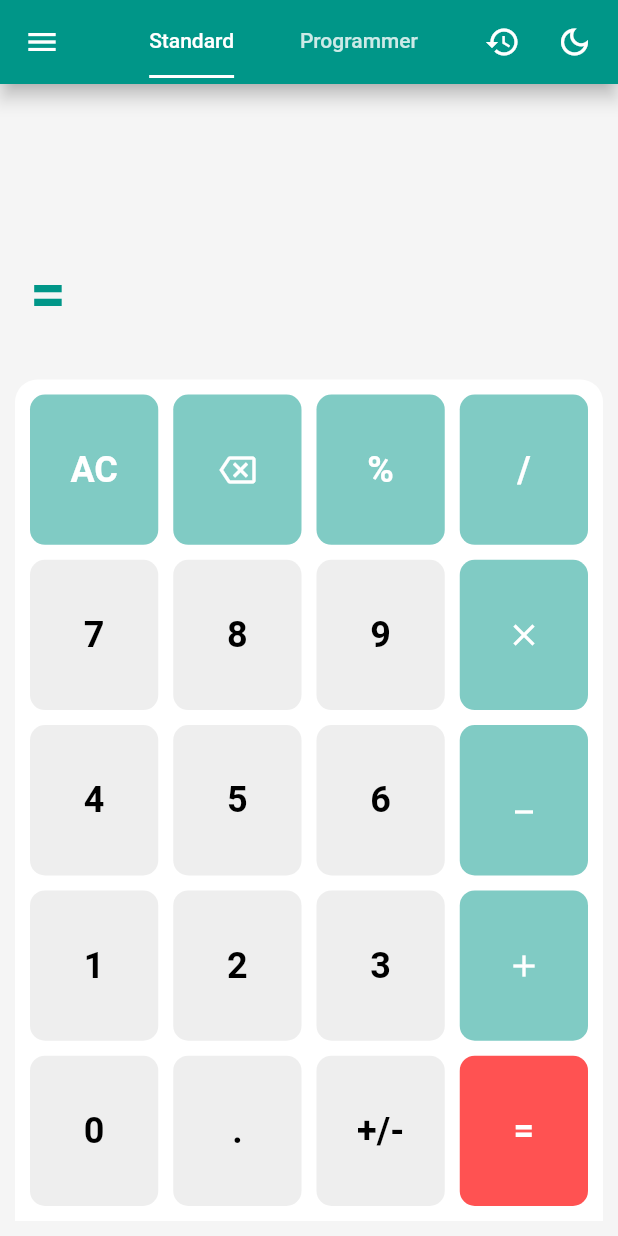
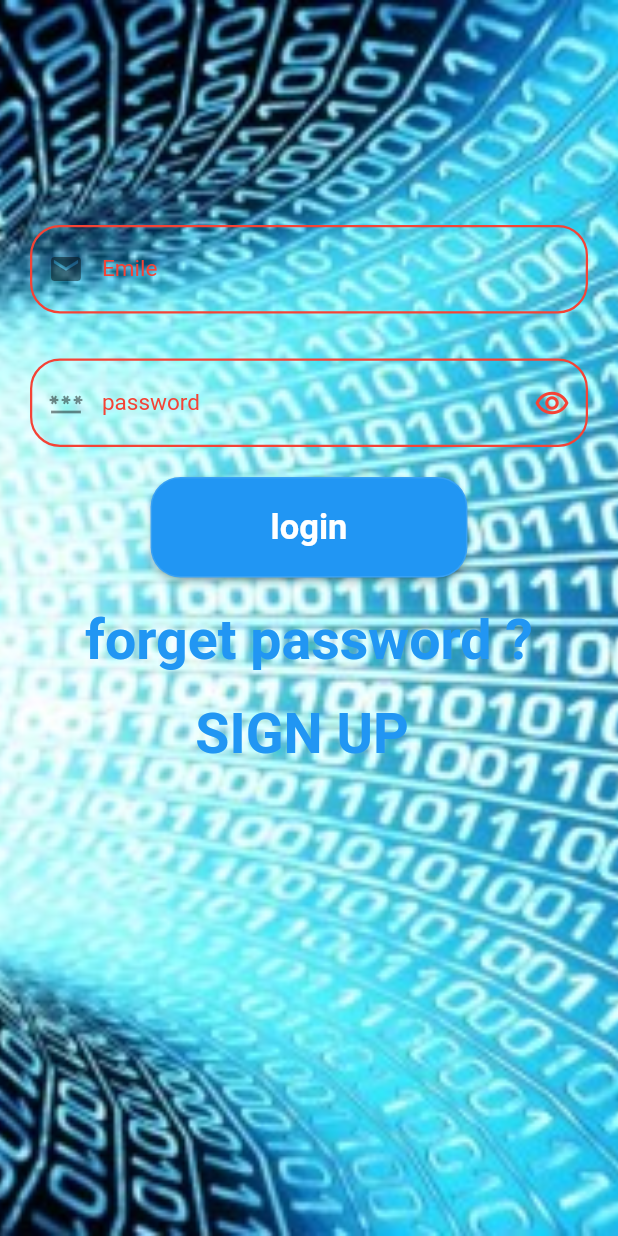
Before and after one commit to islamkhalid295/Graduation-Project, a Flutter app: the screen it shows after launch, on a phone screen of 412 x 824 dp. Run offline on Flutter 3.47's test engine with Material 2 defaults, Android fonts, the phone set to English and light mode, and no system bars; drawn by our look-alikes of modal_progress_hud_nsn; our stand-ins replace firebase_auth, firebase_core, math_expressions; missing offline and left inert: number_system; accounts and stored records are empty.

Commit message:
adding user authentication with firebase

```diff
--- /dev/null
+++ b/lib/Graduation-Project/loginScreen.dart
@@ -0,0 +1,233 @@
+//this screen for login user
+import 'package:calculator/Graduation-Project/signUn.dart';
+import 'package:flutter/material.dart';
+import 'package:firebase_auth/firebase_auth.dart';
+import 'package:calculator/Graduation-Project/home.dart';
+import 'package:modal_progress_hud_nsn/modal_progress_hud_nsn.dart';
+class loginScreen extends StatefulWidget {
+  const loginScreen({Key? key}) : super(key: key);
+
+  @override
+  State<loginScreen> createState() => _loginScreenState();
+}
+
+class _loginScreenState extends State<loginScreen> {
+   final _auth=FirebaseAuth.instance;
+   late String email;
+   late String sheckEmail;
+
+   late String password;
+   String sheckPassword="enter password";
+   bool showSpinner=false;
+   bool pass=true;
+
+   Icon ic=const Icon(Icons.remove_red_eye_outlined,color: Colors.red,);
+   final _formkey=GlobalKey<FormState>();
+
+  Widget build(BuildContext context) {
+    return Scaffold(
+        key: _formkey,
+      backgroundColor: Colors.white,
+        body: ModalProgressHUD(
+          inAsyncCall: showSpinner,
+          child: Container(
+            decoration: const BoxDecoration(
+                image: DecorationImage(
+                    image: AssetImage("assets/images/binary.jpg"),
+                    fit: BoxFit.cover)
+            ),
+            padding: const EdgeInsets.symmetric(horizontal: 20),
+            width: MediaQuery.of(context).size.width,
+            child: SingleChildScrollView(
+              child: Column(
+                children: <Widget>[
+                  const SizedBox(height: 150),
+
+                  TextFormField(
+                    //-----لجعل لوحه المفتيح مخصصه لادخال الايميل زياده
+                    keyboardType: TextInputType.emailAddress,
+//-----
+
+                  validator: (value) {
+                    if(value!.isEmpty|| !RegExp(r"^[a-zA-Z0-9.a-zA-Z0-9.!#$%&'*+-/=?^_`{|}~]+@[a-zA-Z0-9]+\.[a-zA-Z]+")
+                    .hasMatch(value!)){
+                      return "Enter correct Email";
+                    }
+                    else{
+                      return null;
+                    }
+
+                  },
+                    decoration: InputDecoration(
+                      hintText: 'enter your email ',
+                      labelText: "Emile",labelStyle: TextStyle(fontSize: 15,color: Colors.red),
+                      prefixIcon: Icon(Icons.email),
+                      enabledBorder: OutlineInputBorder(
+                          borderRadius: BorderRadius.circular(20),
+                          borderSide: BorderSide(color: Colors.red, width: 1.5)),
+                      //----------------------
+                      disabledBorder: OutlineInputBorder(
+                          borderRadius: BorderRadius.circular(20),
+                          borderSide: BorderSide(color: Colors.red, width: 1.5)),
+//------------------------
+                      focusedBorder: OutlineInputBorder(
+                          borderRadius: BorderRadius.circular(20),
+                          borderSide: BorderSide(color: Colors.red, width: 1.5)),
+                    ),
+                    onChanged: (Value){
+                      email=Value;
+
+                    },
+                  ),
+//--------password---------------------
+                  const SizedBox(height: 30),
+                  TextFormField(
+                    //لجعل الباسورد مخفي -----
+                    obscureText: pass,
+                    //----------------
+
+                     // validator: (value) => value.length< 6?'password must be larger than 6 characters':null,
+                      validator: (value) {
+                        if(value!.length<6){
+                          return 'password must be larger than 6 characters';
+                        }
+                        else{
+                          return null;
+                        }
+                      },
+                    decoration: InputDecoration(
+                      labelText: "password",labelStyle: TextStyle(fontSize: 15,color: Colors.red),
+                      hintText: sheckPassword,
+                      suffixIcon: IconButton(onPressed: (){setState(() {
+                        pass=!pass;
+                        if(pass==false){
+                          ic=const Icon(Icons.real_estate_agent_rounded,color: Colors.red,);
+                        }
+                        else{
+                          ic=const Icon(Icons.remove_red_eye_outlined,color: Colors.red);
+                        }
+                      });}, icon: ic),
+                      prefixIcon: const Icon(Icons.password),
+                      enabledBorder: OutlineInputBorder(
+                          borderRadius: BorderRadius.circular(20),
+                          borderSide: const BorderSide(color: Colors.red, width: 1.5)),
+                      //----------------------
+                      disabledBorder: OutlineInputBorder(
+                          borderRadius: BorderRadius.circular(20),
+                          borderSide: const BorderSide(color: Colors.red, width: 1.5)),
+//------------------------
+                      focusedBorder: OutlineInputBorder(
+                          borderRadius: BorderRadius.circular(20),
+                          borderSide: const BorderSide(color: Colors.red, width: 1.5)),
+                    ),
+                    onChanged: (value){
+                      password=value;
+                    },
+                  ),
+//---login------------------------
+                  const SizedBox( height: 20, ),
+                  MaterialButton(
+                      color: Colors.blue,
+                      padding: const EdgeInsets.symmetric(horizontal: 80, vertical: 20),
+                      child: const Text('login',
+                        style: TextStyle(
+                            color: Colors.white,
+                            fontSize: 23,
+                            fontWeight: FontWeight.bold),
+                      ),
+                      shape: OutlineInputBorder(
+                          borderRadius: BorderRadius.circular(20),
+                          borderSide: const BorderSide(color: Colors.white10, width: 1.0)),
+                      onPressed: () async {
+                   /*     if(_formkey.currentState!.validate()){
+                          print('------------------------------------');
+                        }else{
+                          print('******************************');
+                        }
+
+                    */
+
+
+
+
+                          setState(() {
+                            showSpinner = true;
+                          });
+
+                          try {
+                            final userlogin = await _auth
+                                .signInWithEmailAndPassword(
+                                email: email, password: password);
+                            if (userlogin != null) {
+                              setState(() {
+                              showSpinner = false;
+                            });
+                              Navigator.of(context).push(
+                                  MaterialPageRoute(builder: (context) {
+                                    return const HomePage();
+                                  }));
+                            }
+
+
+                          }
+                          catch (e) {
+                            setState(() {
+                              showSpinner = false;
+                            });
+                            showDialog(
+                              context: context,
+                              builder: (context) =>AlertDialog(
+                                title: Text('error !',style: Theme.of(context).textTheme.headline6,),
+                                  content: Text(e.toString(),style: Theme.of(context).textTheme.subtitle1,),
+                                actions: [
+                                  TextButton(onPressed:() => Navigator.of(context).pop(), child:const Text('OK'))
+                                ],
+                              )
+                            );
+
+
+
+                              print("errorrr"+e.toString());
+
+                          }
+
+                      }
+                  ),
+                  const SizedBox(height: 20,),
+
+
+                  GestureDetector(
+                    child: Text(
+                      'forget password ?',
+                      style: TextStyle(
+                          color: Colors.blue,
+                          fontSize: 37,
+                          fontWeight: FontWeight.bold),
+                    ),
+                    onTap: () {
+                     // print('forget password ?');
+                    },
+                  ),
+                  const SizedBox( height: 20, ),
+                  GestureDetector(
+                    child: Text(
+                      'SIGN UP ',
+                      style: TextStyle(
+                          color: Colors.blue,
+                          fontSize: 37,
+                          fontWeight: FontWeight.bold),
+                    ),
+                    onTap: () {
+                      Navigator.of(context).push(MaterialPageRoute(builder:(context) {
+                        return const appscreen();
+                      }));
+                    },
+                  ),
+                  const SizedBox(height: double.maxFinite,)
+                ],
+              ),
+            ),
+          ),
+        ));
+  }
+}
--- a/lib/Graduation-Project/main.dart
+++ b/lib/Graduation-Project/main.dart
@@ -1,24 +1,34 @@
+import 'package:calculator/Graduation-Project/home.dart';
+import 'package:calculator/Graduation-Project/signUn.dart';
 import 'package:flutter/material.dart';
-import 'package:math_expressions/math_expressions.dart';
-import 'package:number_system/number_system.dart';
-import 'home.dart';
+import 'package:firebase_core/firebase_core.dart';
+import 'package:firebase_auth/firebase_auth.dart';
+import 'loginScreen.dart';
+void main() async{
+  WidgetsFlutterBinding.ensureInitialized();
+  await Firebase.initializeApp();
+  runApp( MyApp());
+}
 
+class MyApp extends StatelessWidget {
+  final _auth=FirebaseAuth.instance;
 
+  // This widget is the root of your application.
+  @override
+  Widget build(BuildContext context) {
+    return MaterialApp(
+      title: 'Flutter Demo',
+      debugShowCheckedModeBanner: false,
+      theme: ThemeData(
 
-void main()=>runApp(const HomePage());
-// void main(){
-//   // 1100 AND 0101 OR 0111
-//   // print((~12).decToBinary());
-//   // print((~(12&5)).decToBinary());
-//   // print(1100&0101);
-//   // String x;
-//   // x.
-//   var x = "${12&55|4&8}";
-//
-//
-//
-//   print("sadsa ${x}");
-//   //    12&  5
-//   //      4
-//   //print(5<<2);
-// }
+        primarySwatch: Colors.blue,
+      ),
+      initialRoute:_auth.currentUser!=null?'Home_Screen':'login_Screen' ,
+      routes: {
+        'login_Screen':(context) => loginScreen(),
+        'signUP_Screen':(context) => appscreen(),
+        'Home_Screen':(context) => HomePage()
+        },
+    );
+  }
+}
```
Also changed, not shown: lib/Graduation-Project/home.dart (+11 -3 lines), lib/Graduation-Project/signUn.dart (added, +182 -0 lines), pubspec.yaml (+5 -3 lines), assets/images/binary.jpg (added), assets/images/unnamed.jpg (added), pubspec.lock, 5 other files.
